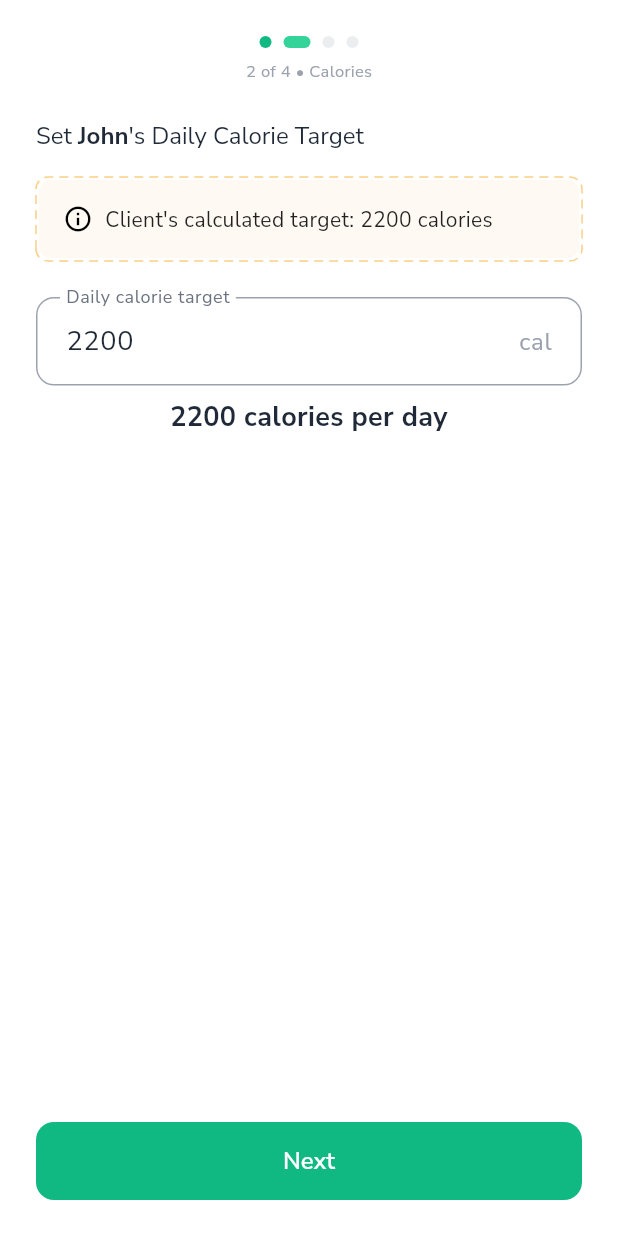
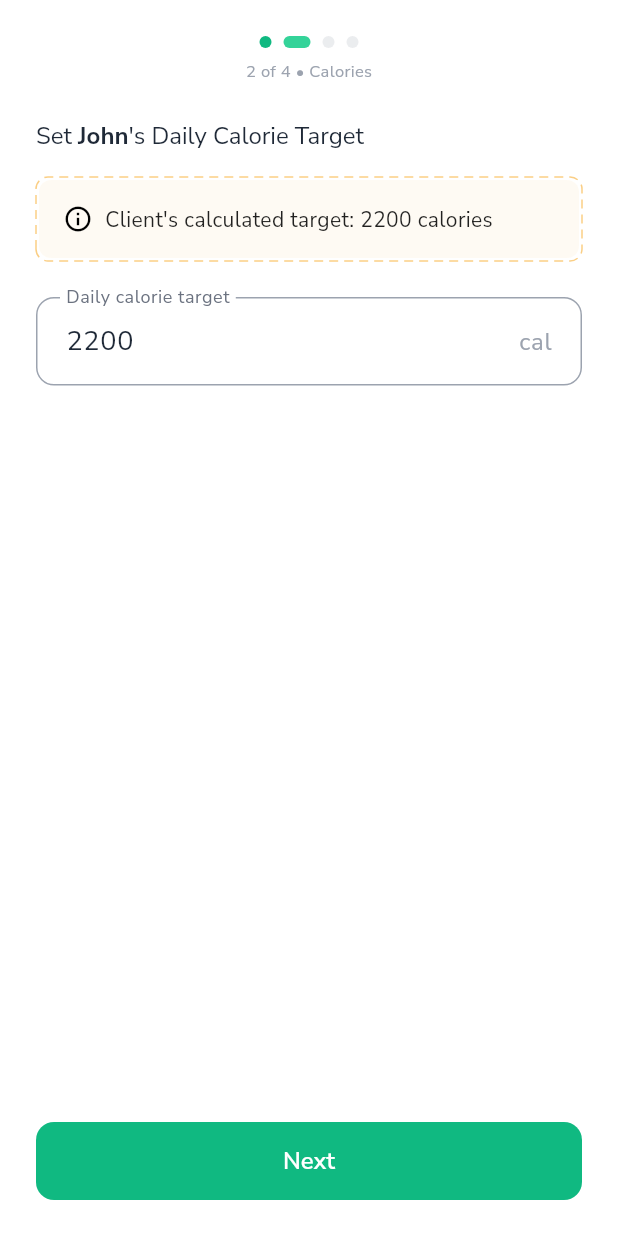
Before and after one commit to mahmoudal99/moctarnutrition, a Flutter app: the AdminMealSetupFlow screen opened directly, after a tap on "Next", on a phone screen of 412 x 824 dp. Run offline on Flutter 3.47's test engine with Material 3 defaults, Android fonts, the phone set to English and light mode, and no system bars; drawn by our look-alikes of dotted_border; our stand-ins replace auth_buttons, cached_network_image, cloud_firestore, confetti, firebase_auth, firebase_core and 18 more; missing offline and left inert: flutter_floating_bottom_bar, flutter_stripe, mobile_scanner, openfoodfacts; accounts and stored records are empty; project files that could hold a hidden picture were left out.

Commit message:
Improve admin_meal_plan_setup_screen.dart

```diff
--- a/lib/features/admin/presentation/screens/admin_meal_plan_setup_screen.dart
+++ b/lib/features/admin/presentation/screens/admin_meal_plan_setup_screen.dart
@@ -518,7 +518,7 @@ class _AdminMealPlanSetupScreenState extends State<AdminMealPlanSetupScreen> {
                   final List<Color> stepColors = [
                     AppConstants.primaryColor,
                     AppConstants.accentColor,
-                    Colors.purple,
+                    Colors.orange,
                     Colors.blue,
                   ];
 
--- a/lib/features/meal_prep/presentation/widgets/setup_steps/calories_step.dart
+++ b/lib/features/meal_prep/presentation/widgets/setup_steps/calories_step.dart
@@ -57,12 +57,6 @@ class CaloriesStep extends StatelessWidget {
             }
           },
         ),
-        const SizedBox(height: AppConstants.spacingS),
-        Text(
-          '$targetCalories calories per day',
-          style: AppTextStyles.bodyLarge.copyWith(fontWeight: FontWeight.bold),
-          textAlign: TextAlign.center,
-        ),
         const SizedBox(height: AppConstants.spacingL),
       ],
     );
```
